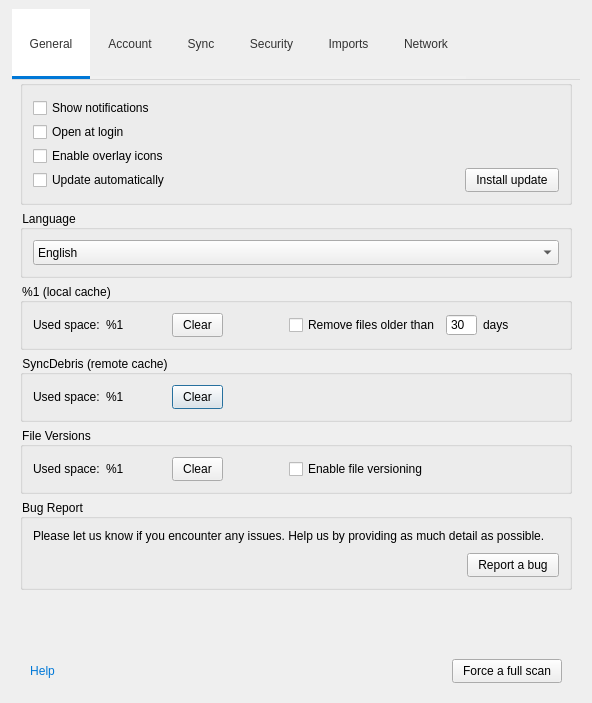
Qt form src/MEGASync/gui/linux/SettingsDialog.ui (meganz/MEGAsync) before a commit.
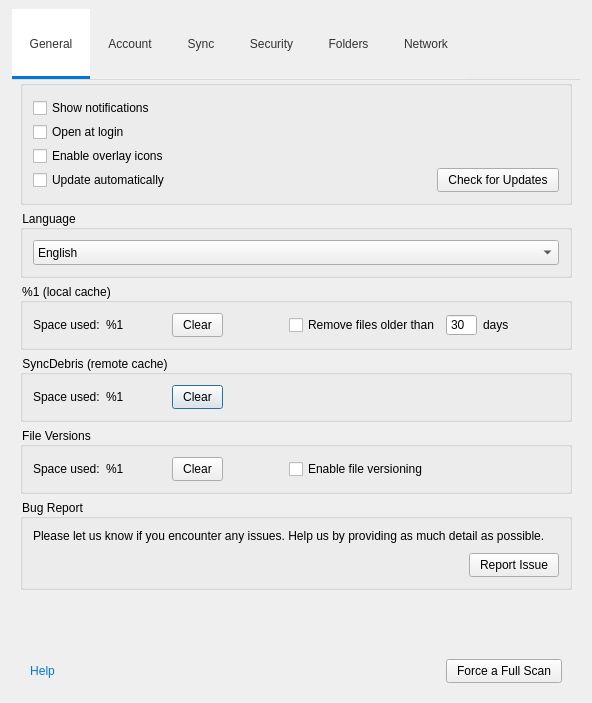
The same form after that commit. The open tabs and pages were chosen to show the change. Icons and pictures are not drawn. Custom widgets are drawn as their Qt base class.

Commit message: SNC-2077. Handle translation after Settings revamp

The edit to the form file:
```diff
--- a/src/MEGASync/gui/linux/SettingsDialog.ui
+++ b/src/MEGASync/gui/linux/SettingsDialog.ui
@@ -458,7 +458,7 @@
          <enum>Qt::StrongFocus</enum>
         </property>
         <property name="text">
-         <string>Imports</string>
+         <string>Folders</string>
         </property>
         <property name="icon">
          <iconset resource="../Resources_linux.qrc">
@@ -732,7 +732,7 @@
                 <enum>Qt::StrongFocus</enum>
                </property>
                <property name="text">
-                <string>Install update</string>
+                <string>Check for Updates</string>
                </property>
                <property name="autoDefault">
                 <bool>false</bool>
@@ -802,7 +802,7 @@
           <item>
            <widget class="QLabel" name="lCacheSizeStatic">
             <property name="text">
-             <string>Used space:</string>
+             <string>Space used:</string>
             </property>
            </widget>
           </item>
@@ -921,7 +921,7 @@
           <item>
            <widget class="QLabel" name="lRemoteCacheSizeStatic">
             <property name="text">
-             <string>Used space:</string>
+             <string>Space used:</string>
             </property>
            </widget>
           </item>
@@ -985,7 +985,7 @@
           <item>
            <widget class="QLabel" name="lFileVersionsSizeStatic">
             <property name="text">
-             <string>Used space:</string>
+             <string>Space used:</string>
             </property>
            </widget>
           </item>
@@ -1100,7 +1100,7 @@
             <item>
              <widget class="QPushButton" name="bSendBug">
               <property name="text">
-               <string>Report a bug</string>
+               <string>Report Issue</string>
               </property>
              </widget>
             </item>
@@ -2882,7 +2882,7 @@
           <item>
            <widget class="QPushButton" name="bFullCheck">
             <property name="text">
-             <string>Force a full scan</string>
+             <string>Force a Full Scan</string>
             </property>
             <property name="autoDefault">
              <bool>false</bool>
```
Left out of the diff: 27 changed lines with no effect on the pictures. The commit also changes 16 other files.
